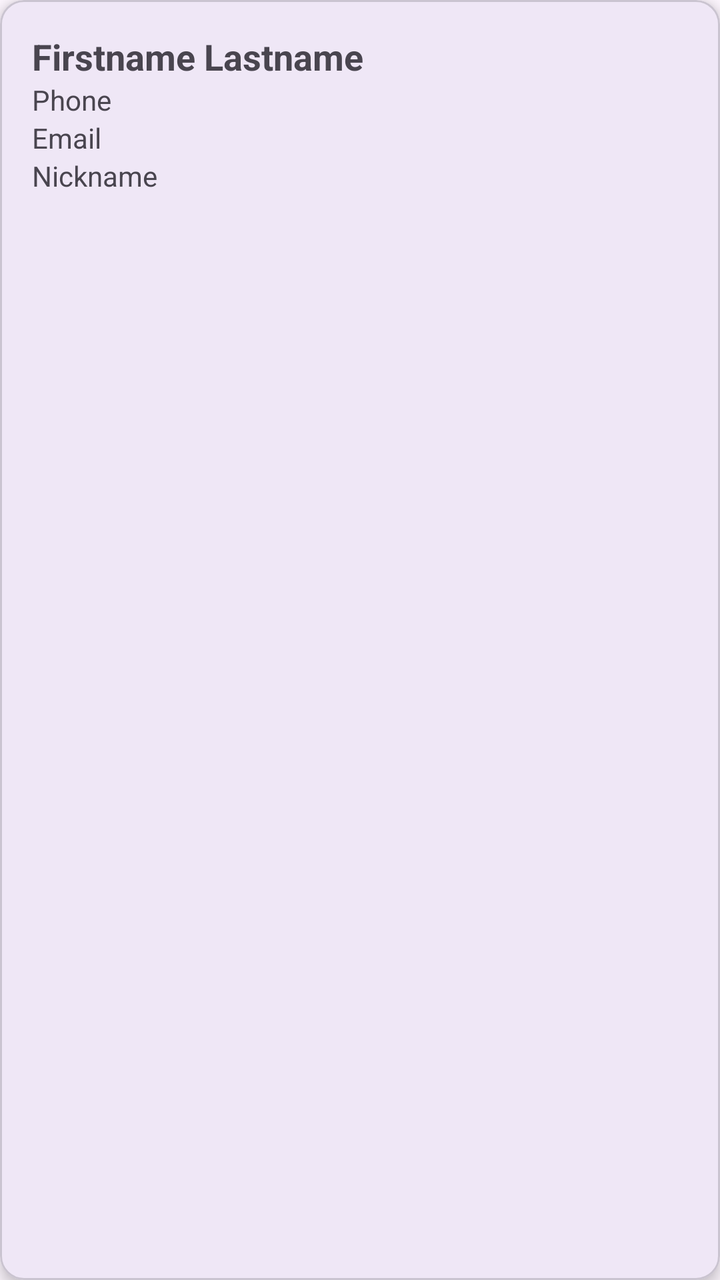
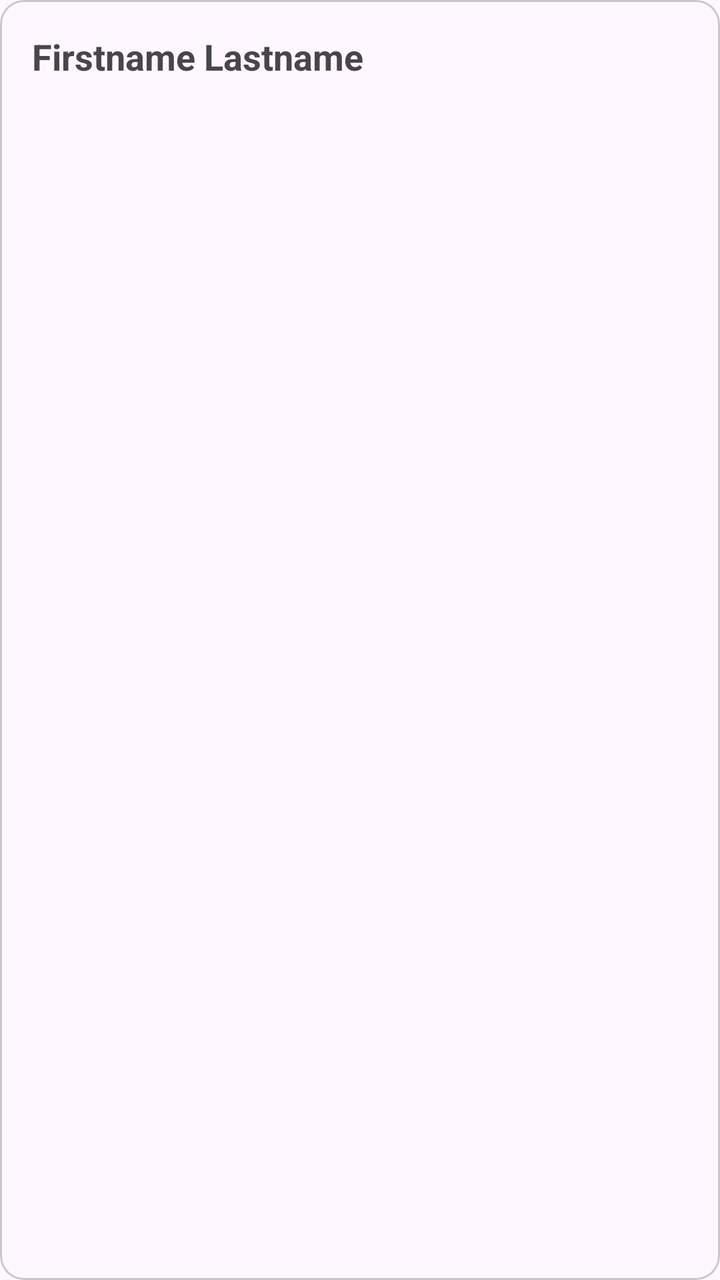

The first picture is an Android layout as it rendered before a commit; the second is the same layout after the commit. The layout source and the unified diff follow.
<!-- AndroidManifest.xml: application theme Theme.Ft_hangouts -->
<!-- res/layout/item_contact.xml -->
<?xml version="1.0" encoding="utf-8"?>
<com.google.android.material.card.MaterialCardView xmlns:android="http://schemas.android.com/apk/res/android"
	xmlns:app="http://schemas.android.com/apk/res-auto"
	android:layout_width="match_parent"
	android:layout_height="wrap_content"
	android:layout_margin="8dp"
	app:cardCornerRadius="12dp"
	app:cardElevation="4dp">

	<LinearLayout
		android:layout_width="match_parent"
		android:layout_height="wrap_content"
		android:orientation="vertical"
		android:padding="16dp">

		<TextView
			android:id="@+id/text_fullname"
			android:layout_width="wrap_content"
			android:layout_height="wrap_content"
			android:text="@string/contact_fullname_placeholder"
			android:textSize="18sp"
			android:textStyle="bold" />

		<TextView
			android:id="@+id/text_phone"
			android:layout_width="wrap_content"
			android:layout_height="wrap_content"
			android:text="@string/contact_phone_placeholder" />

		<TextView
			android:id="@+id/text_email"
			android:layout_width="wrap_content"
			android:layout_height="wrap_content"
			android:text="@string/contact_email_placeholder" />

		<TextView
			android:id="@+id/text_nickname"
			android:layout_width="wrap_content"
			android:layout_height="wrap_content"
			android:text="@string/contact_nickname_placeholder" />
	</LinearLayout>

</com.google.android.material.card.MaterialCardView>
<!-- resources referenced by this layout -->
<resources>
  <string name="contact_email_placeholder">Email</string>
  <string name="contact_fullname_placeholder">Firstname Lastname</string>
  <string name="contact_nickname_placeholder">Nickname</string>
  <string name="contact_phone_placeholder">Phone</string>
  <style name="Theme.Ft_hangouts" parent="Base.Theme.Ft_hangouts" />
  <style name="Base.Theme.Ft_hangouts" parent="Theme.Material3.DayNight.NoActionBar">
          
          
      </style>
</resources>

<!-- the commit's change to res/layout/item_contact.xml (unified diff, before → after) -->
@@ -4,8 +4,11 @@
 	android:layout_width="match_parent"
 	android:layout_height="wrap_content"
 	android:layout_margin="8dp"
+	android:stateListAnimator="@null"
+	android:translationZ="0dp"
 	app:cardCornerRadius="12dp"
-	app:cardElevation="4dp">
+	app:cardElevation="0dp"
+	app:cardMaxElevation="0dp">
 
 	<LinearLayout
 		android:layout_width="match_parent"
@@ -20,24 +23,6 @@
 			android:text="@string/contact_fullname_placeholder"
 			android:textSize="18sp"
 			android:textStyle="bold" />
-
-		<TextView
-			android:id="@+id/text_phone"
-			android:layout_width="wrap_content"
-			android:layout_height="wrap_content"
-			android:text="@string/contact_phone_placeholder" />
-
-		<TextView
-			android:id="@+id/text_email"
-			android:layout_width="wrap_content"
-			android:layout_height="wrap_content"
-			android:text="@string/contact_email_placeholder" />
-
-		<TextView
-			android:id="@+id/text_nickname"
-			android:layout_width="wrap_content"
-			android:layout_height="wrap_content"
-			android:text="@string/contact_nickname_placeholder" />
 	</LinearLayout>
 
 </com.google.android.material.card.MaterialCardView>
<!-- resource entries referenced after the edit -->
@@ -1,9 +1,6 @@
 <!-- resources referenced by this layout -->
 <resources>
-  <string name="contact_email_placeholder">Email</string>
   <string name="contact_fullname_placeholder">Firstname Lastname</string>
-  <string name="contact_nickname_placeholder">Nickname</string>
-  <string name="contact_phone_placeholder">Phone</string>
   <style name="Theme.Ft_hangouts" parent="Base.Theme.Ft_hangouts" />
   <style name="Base.Theme.Ft_hangouts" parent="Theme.Material3.DayNight.NoActionBar">
           
